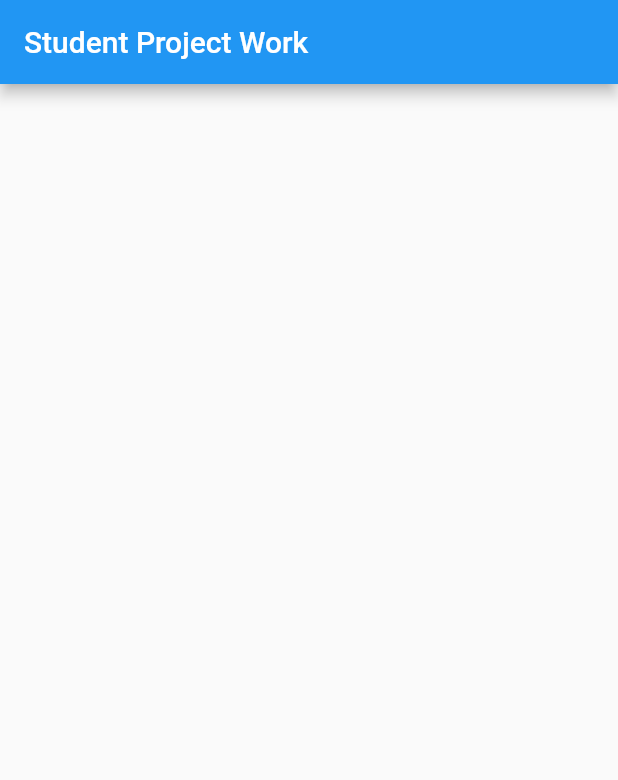
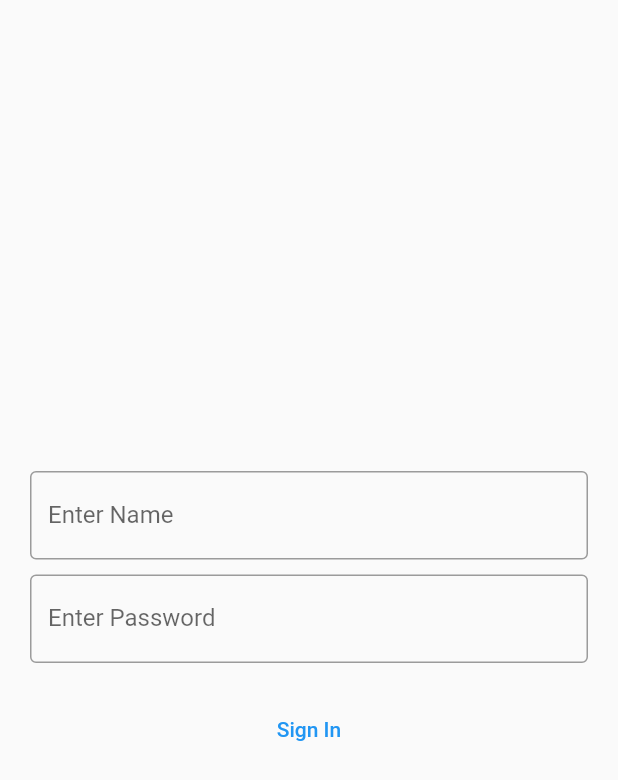
Before and after one commit to Uthman-lab/achieval_project, a Flutter app: the screen it shows after launch, on a phone screen of 412 x 824 dp. Shown: the top 780 px of the screen. Run offline on Flutter 3.47's test engine with Material 2 defaults, Android fonts, the phone set to English and light mode, and no system bars.

Commit message:
Tuesday_10_14_pm 26/07/2022 setting up

```diff
--- a/lib/main.dart
+++ b/lib/main.dart
@@ -1,4 +1,6 @@
-import 'package:achieval_project/views/splash_view.dart';
+import 'package:achieval_project/views/dashboad_view.dart';
+import 'package:achieval_project/views/search_projects_view.dart';
+import 'package:achieval_project/views/sign_in_view.dart';
 import 'package:flutter/material.dart';
 
 void main() {
@@ -22,8 +24,6 @@ class Home extends StatelessWidget {
 
   @override
   Widget build(BuildContext context) {
-    return Scaffold(
-      appBar: AppBar(title: Text("Student Project Work")),
-    );
+    return SignInView();
   }
 }
--- /dev/null
+++ b/lib/views/sign_in_view.dart
@@ -0,0 +1,42 @@
+import 'package:achieval_project/widgets/buttons.dart';
+import 'package:achieval_project/widgets/spaces.dart';
+import 'package:achieval_project/widgets/textfields.dart';
+import 'package:flutter/material.dart';
+import 'package:flutter/src/foundation/key.dart';
+import 'package:flutter/src/widgets/framework.dart';
+
+import 'dashboad_view.dart';
+
+class SignInView extends StatelessWidget {
+  const SignInView({Key? key}) : super(key: key);
+
+  @override
+  Widget build(BuildContext context) {
+    return Scaffold(
+      body: Center(
+          child: Padding(
+        padding: const EdgeInsets.all(20.0),
+        child: Column(
+          mainAxisAlignment: MainAxisAlignment.center,
+          children: [
+            MyTextFormField(
+              label: "Enter Name",
+            ),
+            MySpace(10.0),
+            MyTextFormField(
+              label: "Enter Password",
+            ),
+            MySpace(20.0),
+            MyTextButton(
+                label: "Sign In",
+                onpressed: () {
+                  print('hello');
+                  Navigator.push(context,
+                      MaterialPageRoute(builder: (context) => MyDashBoad()));
+                })
+          ],
+        ),
+      )),
+    );
+  }
+}
--- /dev/null
+++ b/lib/widgets/buttons.dart
@@ -0,0 +1,14 @@
+import 'package:flutter/src/foundation/key.dart';
+import 'package:flutter/src/widgets/framework.dart';
+import 'package:flutter/material.dart';
+
+class MyTextButton extends StatelessWidget {
+  final label;
+  final onpressed;
+  const MyTextButton({Key? key, this.label, this.onpressed}) : super(key: key);
+
+  @override
+  Widget build(BuildContext context) {
+    return TextButton(onPressed: onpressed, child: Text('${label}'));
+  }
+}
--- /dev/null
+++ b/lib/widgets/textfields.dart
@@ -0,0 +1,14 @@
+import 'package:flutter/material.dart';
+
+class MyTextFormField extends StatelessWidget {
+  final label;
+  const MyTextFormField({Key? key, this.label}) : super(key: key);
+
+  @override
+  Widget build(BuildContext context) {
+    return TextFormField(
+      decoration: InputDecoration(
+          border: OutlineInputBorder(), label: Text("${label}")),
+    );
+  }
+}
```
Also changed, not shown: lib/views/dashboad_view.dart (added, +34 -0 lines), lib/views/search_projects_view.dart (added, +40 -0 lines), lib/widgets/search_box.dart (added, +21 -0 lines), lib/widgets/spaces.dart (added, +11 -0 lines).
